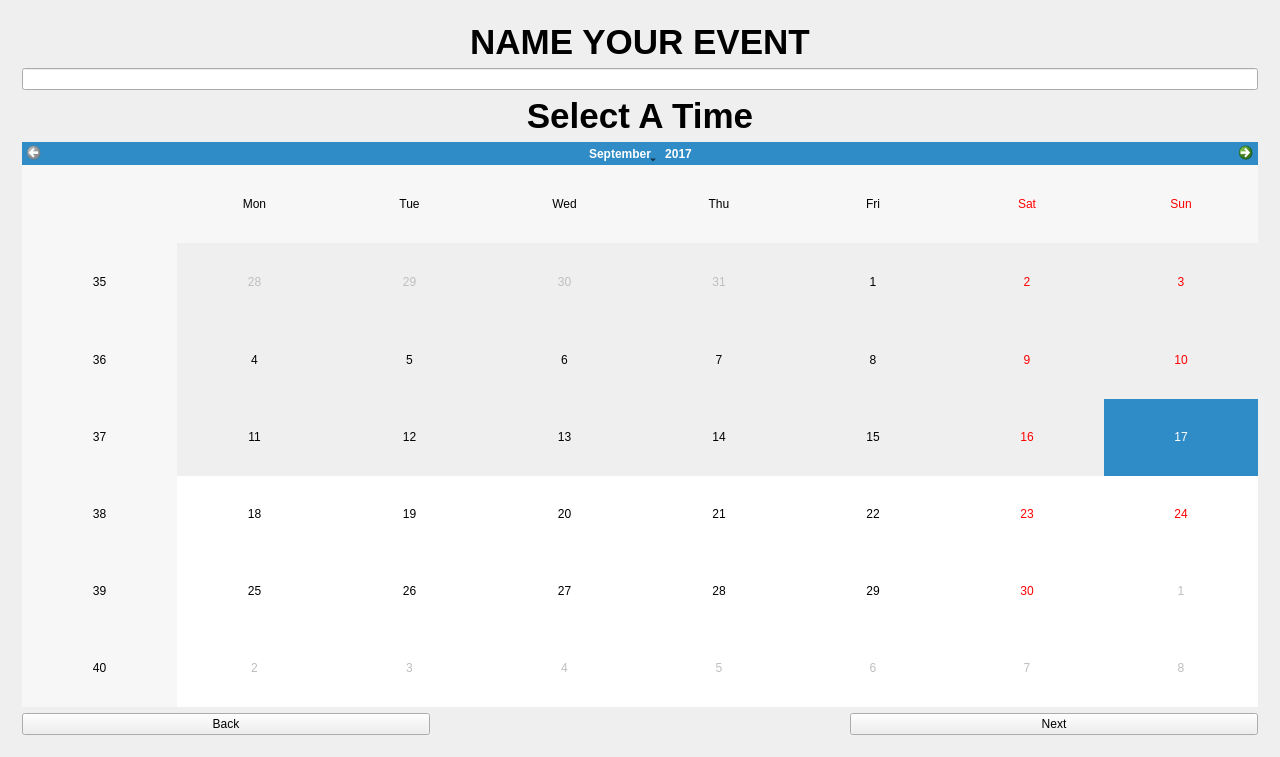
First picture: the form in mainwindow.ui, repository n-kenn/EECS_448_Project_1, before the edit.
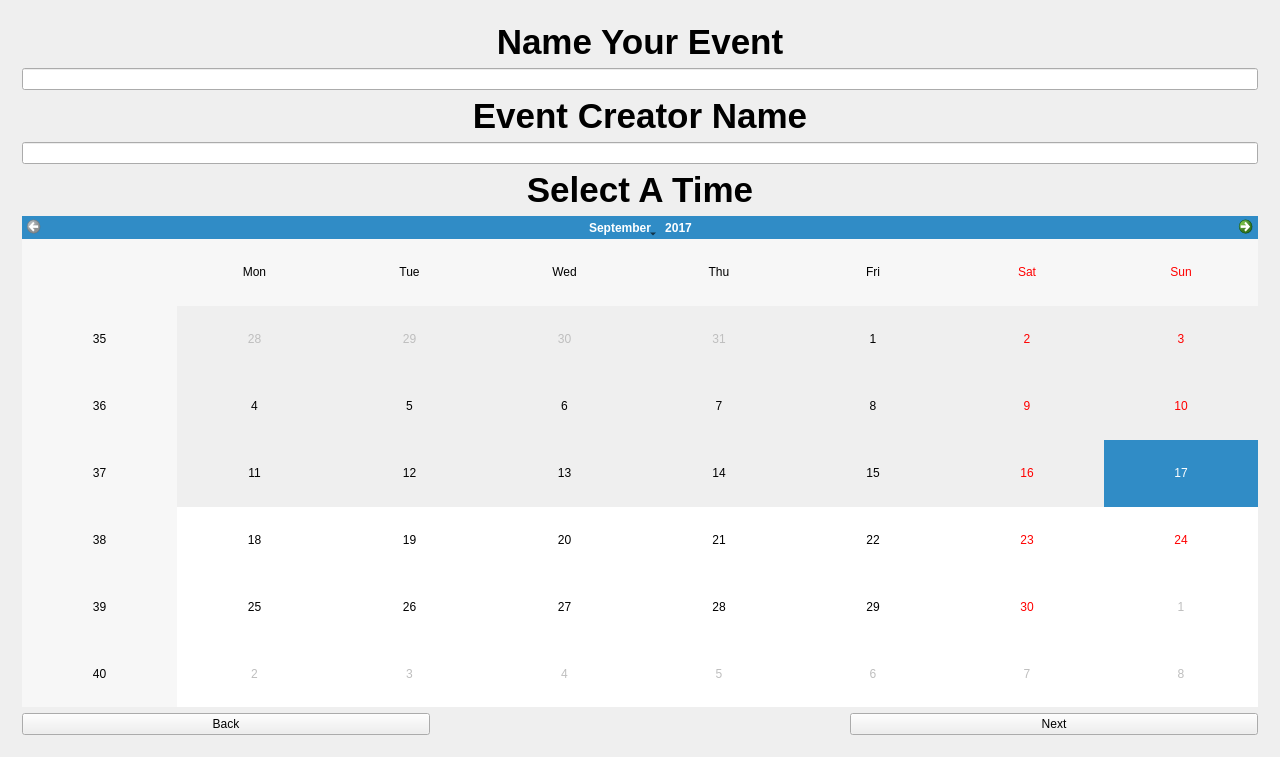
Second picture: the form after the edit. The open tabs and pages were chosen to show the change.

Commit message: Added Additional Line for Event Creator Name

```diff
--- a/mainwindow.ui
+++ b/mainwindow.ui
@@ -30,7 +30,7 @@
     <item row="0" column="1">
      <widget class="QStackedWidget" name="stackedWidget">
       <property name="currentIndex">
-       <number>6</number>
+       <number>1</number>
       </property>
       <widget class="QWidget" name="pageStart">
        <layout class="QGridLayout" name="gridLayout_2">
@@ -84,27 +84,27 @@
        <layout class="QGridLayout" name="gridLayout_13">
         <item row="0" column="0">
          <layout class="QGridLayout" name="gridLayout_12">
-          <item row="6" column="2">
+          <item row="3" column="0" rowspan="2" colspan="3">
+           <widget class="QLineEdit" name="eventCreatorName">
+            <property name="toolTip">
+             <string>This box serves to provide a name for your event.</string>
+            </property>
+           </widget>
+          </item>
+          <item row="7" column="2">
            <widget class="QPushButton" name="btnNewDateNext">
             <property name="text">
              <string>Next</string>
             </property>
            </widget>
           </item>
-          <item row="6" column="0">
+          <item row="7" column="0">
            <widget class="QPushButton" name="btnNewDateBack">
             <property name="text">
              <string>Back</string>
             </property>
            </widget>
           </item>
-          <item row="2" column="0" rowspan="2" colspan="3">
-           <widget class="QLineEdit" name="lineEdit">
-            <property name="toolTip">
-             <string>This box serves to provide a name for your event.</string>
-            </property>
-           </widget>
-          </item>
           <item row="0" column="0" colspan="3">
            <widget class="QLabel" name="label_4">
             <property name="font">
@@ -116,7 +116,7 @@
              </font>
             </property>
             <property name="text">
-             <string>NAME YOUR EVENT</string>
+             <string>Name Your Event</string>
             </property>
             <property name="textFormat">
              <enum>Qt::PlainText</enum>
@@ -129,7 +129,7 @@
             </property>
            </widget>
           </item>
-          <item row="5" column="0" colspan="3">
+          <item row="6" column="0" colspan="3">
            <widget class="QCalendarWidget" name="calendarWidget">
             <property name="selectedDate">
              <date>
@@ -147,7 +147,7 @@
             </property>
            </widget>
           </item>
-          <item row="4" column="1">
+          <item row="5" column="1">
            <widget class="QLabel" name="label_6">
             <property name="font">
              <font>
@@ -165,6 +165,37 @@
             </property>
            </widget>
           </item>
+          <item row="1" column="0" colspan="3">
+           <widget class="QLineEdit" name="eventNameInput">
+            <property name="toolTip">
+             <string>This box serves to provide a name for your event.</string>
+            </property>
+           </widget>
+          </item>
+          <item row="2" column="1">
+           <widget class="QLabel" name="label_8">
+            <property name="font">
+             <font>
+              <pointsize>26</pointsize>
+              <weight>75</weight>
+              <italic>false</italic>
+              <bold>true</bold>
+             </font>
+            </property>
+            <property name="text">
+             <string>Event Creator Name</string>
+            </property>
+            <property name="textFormat">
+             <enum>Qt::PlainText</enum>
+            </property>
+            <property name="scaledContents">
+             <bool>false</bool>
+            </property>
+            <property name="alignment">
+             <set>Qt::AlignCenter</set>
+            </property>
+           </widget>
+          </item>
          </layout>
         </item>
        </layout>
@@ -276,8 +307,8 @@
               <rect>
                <x>0</x>
                <y>0</y>
-               <width>98</width>
-               <height>1118</height>
+               <width>92</width>
+               <height>1214</height>
               </rect>
              </property>
              <layout class="QGridLayout" name="gridLayout_17">
```
